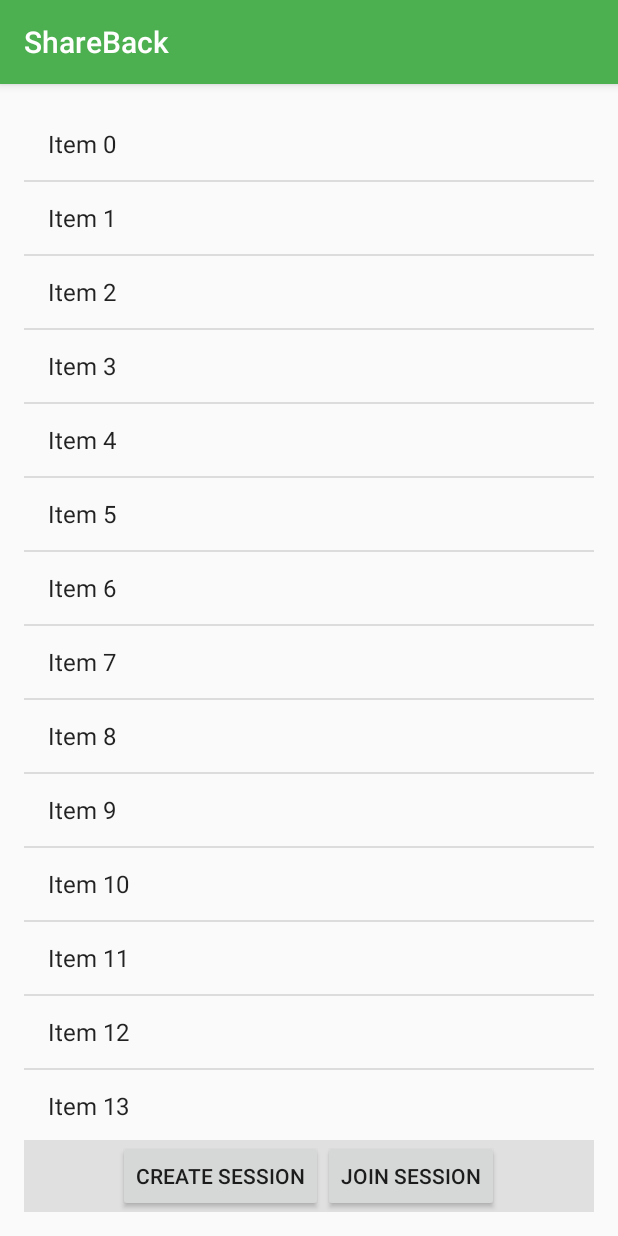
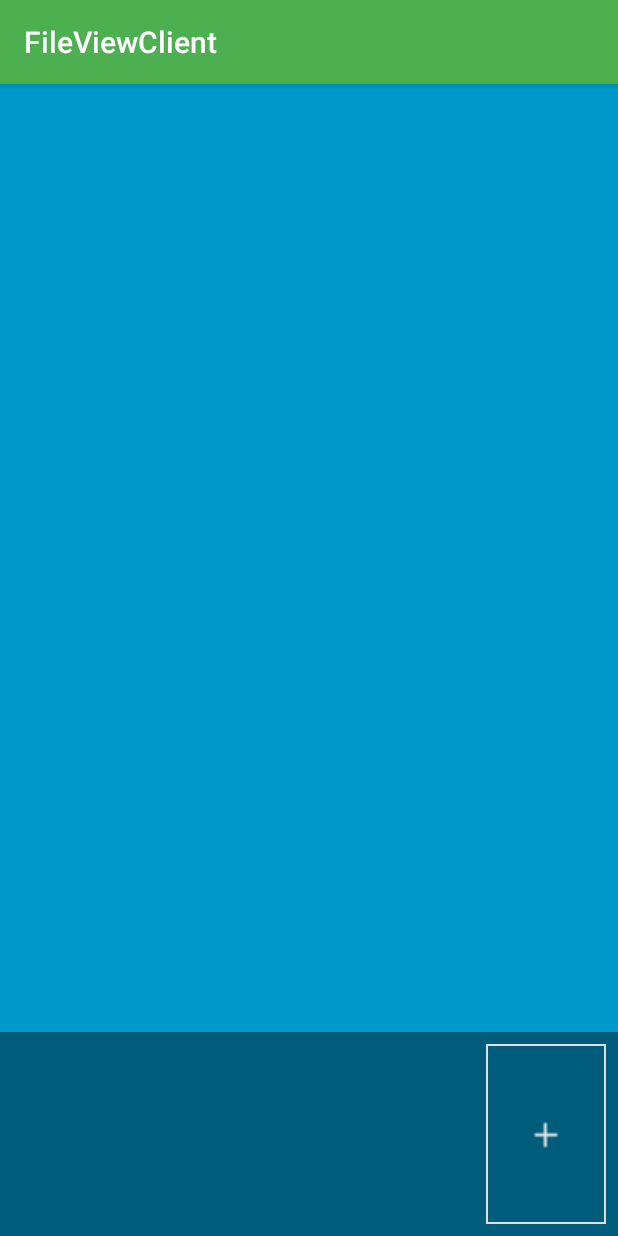
Before and after one commit to SinghAnandKumar/ShareBack, an Android app: the screen it shows after launch (NewMainActivity before the commit, FileViewClient after it), on a phone screen of 412 x 824 dp. Run offline under Robolectric (Android 15) with nearby library versions, the phone set to English and light mode, and no system bars; libraries missing offline, so code that uses them is left out: com.github.barteksc.pdfviewer.

Commit message:
Welcome Activity Created

```diff
--- a/app/src/main/java/com/fantasticfive/shareback/adapters/RecyclerViewAdapter.java
+++ b/app/src/main/java/com/fantasticfive/shareback/adapters/RecyclerViewAdapter.java
@@ -50,7 +50,7 @@ public class RecyclerViewAdapter extends RecyclerView.Adapter<ItemHolder> {
     }
 
     public interface OnItemClickListener {
-        public void onItemClick(ItemHolder item, int position);
+        void onItemClick(ItemHolder item, int position);
     }
 
     public void add(int location, String iName) {
--- /dev/null
+++ b/app/src/main/java/com/fantasticfive/shareback/newshareback/activities/FileViewClient.java
@@ -0,0 +1,141 @@
+package com.fantasticfive.shareback.newshareback.activities;
+
+import android.content.Context;
+import android.content.Intent;
+import android.net.Uri;
+import android.os.Environment;
+import android.support.v4.content.res.ResourcesCompat;
+import android.support.v7.app.AppCompatActivity;
+import android.os.Bundle;
+import android.view.LayoutInflater;
+import android.view.View;
+import android.widget.ImageButton;
+import android.widget.ImageView;
+import android.widget.LinearLayout;
+import android.widget.TextView;
+import android.widget.Toast;
+
+import com.fantasticfive.shareback.R;
+import com.fantasticfive.shareback.adapters.SnackbarThumbnailAdapter;
+import com.fantasticfive.shareback.beans.ThumbnailItem;
+import com.fantasticfive.shareback.utils.EventReciever;
+import com.fantasticfive.shareback.utils.FileRender;
+import com.github.barteksc.pdfviewer.PDFView;
+import com.nononsenseapps.filepicker.FilePickerActivity;
+
+import java.io.File;
+import java.util.ArrayList;
+
+/**
+ * An example full-screen activity that shows and hides the system UI (i.e.
+ * status bar and navigation/system bar) with user interaction.
+ */
+public class FileViewClient extends AppCompatActivity {
+
+    LinearLayout scrollView = null;
+    ImageButton addFileButton = null;
+    LinearLayout container = null;
+
+    SnackbarThumbnailAdapter horizontalAdapter = null;
+    ArrayList<ThumbnailItem> thumbnailArray = new ArrayList<>();
+    PDFView.Configurator con;
+    EventReciever eventRecv=null;
+    PDFView pdfView = null;
+
+    private final int FILE_SELECT_CODE = 1;
+
+
+    @Override
+    protected void onCreate(Bundle savedInstanceState) {
+        super.onCreate(savedInstanceState);
+
+        setContentView(R.layout.activity_file_view_client);
+
+        init();
+    }
+
+
+
+    void init(){
+        scrollView = (LinearLayout) findViewById(R.id.horizontalScrollview);
+        addFileButton = (ImageButton) findViewById(R.id.add_file);
+        addFileButton.setOnClickListener(new View.OnClickListener() {
+            @Override
+            public void onClick(View v) {
+                showFileChooser();
+            }
+        });
+        container = (LinearLayout) findViewById(R.id.fullscreen_content);
+        //testHorizScroller();
+    }
+
+    public void addFileThumbnail( final ThumbnailItem item){
+        LayoutInflater inflater = (LayoutInflater) getSystemService(Context.LAYOUT_INFLATER_SERVICE);
+        View view = inflater.inflate(R.layout.inner_snackbar_item, null);
+
+        ImageView ivThumbnail = (ImageView) view.findViewById(R.id.inner_snackbar_thumbnail);
+        ivThumbnail.setOnClickListener(new View.OnClickListener() {
+            @Override
+            public void onClick(View v) {
+                FileRender.render(FileViewClient.this, container, new File(item.getFilePath()));
+            }
+        });
+
+
+        TextView tvFileName = (TextView) view.findViewById(R.id.inner_snackbar_filename);
+        if(item.getThumbnail() != null){
+            ivThumbnail.setImageDrawable(item.getThumbnail());
+        }
+        tvFileName.setText(item.getFileName());
+
+        scrollView.addView(view);
+    }
+
+
+    public void testHorizScroller(){
+        for(int i=0; i<5; i++){
+            ThumbnailItem item = new ThumbnailItem();
+            item.setFileName("Item "+i);
+            item.setThumbnail(ResourcesCompat.getDrawable(getResources(), R.drawable.logo_pdf, null));
+            addFileThumbnail(item);
+        }
+    }
+
+    public void showFileChooser(){
+        //Show FileChooser
+        Intent intent = new Intent(FileViewClient.this, FilePickerActivity.class);
+        intent.putExtra(FilePickerActivity.EXTRA_ALLOW_MULTIPLE, false);
+        intent.putExtra(FilePickerActivity.EXTRA_ALLOW_CREATE_DIR, false);
+        intent.putExtra(FilePickerActivity.EXTRA_MODE, FilePickerActivity.MODE_FILE);
+
+        intent.putExtra(FilePickerActivity.EXTRA_START_PATH, Environment.getExternalStorageDirectory().getPath());
+        startActivityForResult(intent, FILE_SELECT_CODE);
+        //-- Show FileChooser
+    }
+
+    //On File Selected
+    @Override
+    protected void onActivityResult(int requestCode, int resultCode, Intent data) {
+        switch (requestCode) {
+            case FILE_SELECT_CODE:
+                if (resultCode == RESULT_OK) {
+                    Uri uri = data.getData();
+                    String filePath = uri.getPath();
+
+                    ThumbnailItem item = new ThumbnailItem();
+                    item.setFileName((new File(filePath)).getName());
+                    item.setFilePath(filePath);
+
+                    addFileThumbnail(item);
+
+                    //Open File
+                    FileRender.render(this, container, new File(filePath));
+                    //-- Open File
+                }
+                break;
+            default: Toast.makeText(this, "Cannot Start Session: Unsupported File Type", Toast.LENGTH_LONG).show();
+        }
+        super.onActivityResult(requestCode, resultCode, data);
+    }
+    //-- On File Selected
+}
--- a/app/src/main/java/com/fantasticfive/shareback/NewMainActivity.java
+++ b/app/src/main/java/com/fantasticfive/shareback/newshareback/activities/NewMainActivity.java
@@ -1,4 +1,4 @@
-package com.fantasticfive.shareback;
+package com.fantasticfive.shareback.newshareback.activities;
 
 import android.support.v7.app.AppCompatActivity;
 import android.os.Bundle;
@@ -7,6 +7,7 @@ import android.widget.ArrayAdapter;
 import android.widget.ListAdapter;
 import android.widget.ListView;
 
+import com.fantasticfive.shareback.R;
 import com.fantasticfive.shareback.adapters.RecyclerViewAdapter;
 
 public class NewMainActivity extends AppCompatActivity {
--- /dev/null
+++ b/app/src/main/res/drawable/frame_stroke.xml
@@ -0,0 +1,6 @@
+<?xml version="1.0" encoding="utf-8"?>
+<shape xmlns:android="http://schemas.android.com/apk/res/android">
+    <stroke
+        android:color="@color/default_color"
+        android:width="1dp"/>
+</shape>
--- /dev/null
+++ b/app/src/main/res/layout/activity_file_view_client.xml
@@ -0,0 +1,66 @@
+<FrameLayout xmlns:android="http://schemas.android.com/apk/res/android"
+    xmlns:tools="http://schemas.android.com/tools"
+    android:layout_width="match_parent"
+    android:layout_height="match_parent"
+    android:background="#0099cc"
+    tools:context="com.fantasticfive.shareback.newshareback.activities.FileViewClient">
+
+    <!-- The primary full-screen view. This can be replaced with whatever view
+         is needed to present your content, e.g. VideoView, SurfaceView,
+         TextureView, etc. -->
+
+    <LinearLayout
+        android:layout_width="match_parent"
+        android:layout_height="match_parent"
+        android:orientation="vertical"
+        android:id="@+id/fullscreen_content">
+
+
+
+
+    </LinearLayout>
+
+    <!-- This FrameLayout insets its children based on system windows using
+         android:fitsSystemWindows. -->
+    <FrameLayout
+        android:layout_width="match_parent"
+        android:layout_height="match_parent"
+        android:fitsSystemWindows="true">
+
+        <LinearLayout
+            android:id="@+id/fullscreen_content_controls"
+            style="?metaButtonBarStyle"
+            android:layout_width="match_parent"
+            android:layout_height="wrap_content"
+            android:layout_gravity="bottom|center_horizontal"
+            android:background="@color/black_overlay"
+            android:orientation="horizontal"
+            tools:ignore="UselessParent">
+
+            <HorizontalScrollView
+                android:layout_width="0dp"
+                android:layout_height="match_parent"
+                android:layout_weight="1"
+                android:scrollbars="none">
+
+                <LinearLayout
+                    android:layout_width="match_parent"
+                    android:layout_height="match_parent"
+                    android:orientation="horizontal"
+                    android:id="@+id/horizontalScrollview"/>
+
+             </HorizontalScrollView>
+
+            <ImageButton
+                android:layout_width="@dimen/inner_snackbar_width"
+                android:layout_height="@dimen/inner_snackbar_height"
+                android:src="@drawable/add_session_2"
+                android:tint="@color/default_color"
+                android:background="@drawable/frame_stroke"
+                android:layout_margin="@dimen/inner_snackbar_margin"
+                android:id="@+id/add_file"/>
+
+        </LinearLayout>
+    </FrameLayout>
+
+</FrameLayout>
--- a/app/src/main/res/layout/activity_new_main.xml
+++ b/app/src/main/res/layout/activity_new_main.xml
@@ -7,7 +7,7 @@
     android:paddingLeft="@dimen/activity_horizontal_margin"
     android:paddingRight="@dimen/activity_horizontal_margin"
     android:paddingTop="@dimen/activity_vertical_margin"
-    tools:context="com.fantasticfive.shareback.NewMainActivity"
+    tools:context=".newshareback.activities.NewMainActivity"
     android:orientation="vertical">
 
     <ListView
--- a/app/src/main/res/layout/inner_item.xml
+++ b/app/src/main/res/layout/inner_item.xml
@@ -8,6 +8,6 @@
         android:id="@+id/item_name"
         android:layout_width="wrap_content"
         android:layout_height="wrap_content"
-        android:textSize="40dp"/>
+        android:textSize="40sp"/>
 
 </LinearLayout>
--- a/app/src/main/res/values/attrs.xml
+++ b/app/src/main/res/values/attrs.xml
@@ -9,4 +9,8 @@
         <attr name="metaButtonBarButtonStyle" format="reference" />
     </declare-styleable>
 
+    <declare-styleable name="documentAttrs">
+
+    </declare-styleable>
+
 </resources>
--- a/app/src/main/res/values/dimens.xml
+++ b/app/src/main/res/values/dimens.xml
@@ -7,4 +7,7 @@
     <dimen name="text_margin">16dp</dimen>
 
     <dimen name="table_row_dis">5dp</dimen>
+    <dimen name="inner_snackbar_height">120dp</dimen>
+    <dimen name="inner_snackbar_margin">8dp</dimen>
+    <dimen name="inner_snackbar_width">80dp</dimen>
 </resources>
--- a/app/src/main/res/values/strings.xml
+++ b/app/src/main/res/values/strings.xml
@@ -104,4 +104,6 @@
     <string name="title_activity_test_dialog">TestDialogActivity</string>
     <string name="title_activity_session_details">SessionDetailsActivity</string>
 
+    <string name="title_activity_file_view_client">FileViewClient</string>
+
 </resources>
```
Also changed, not shown: app/build.gradle (+5 -4 lines), app/src/main/AndroidManifest.xml (+9 -4 lines), app/src/main/java/com/fantasticfive/shareback/adapters/SnackbarThumbnailAdapter.java (added, +76 -0 lines), app/src/main/java/com/fantasticfive/shareback/beans/ThumbnailItem.java (added, +37 -0 lines), app/src/main/java/com/fantasticfive/shareback/utils/FileRender.java (added, +52 -0 lines), app/src/main/res/layout/inner_snackbar_item.xml (added, +26 -0 lines), app/src/main/res/layout/innerlayout_pdf.xml (added, +8 -0 lines).
